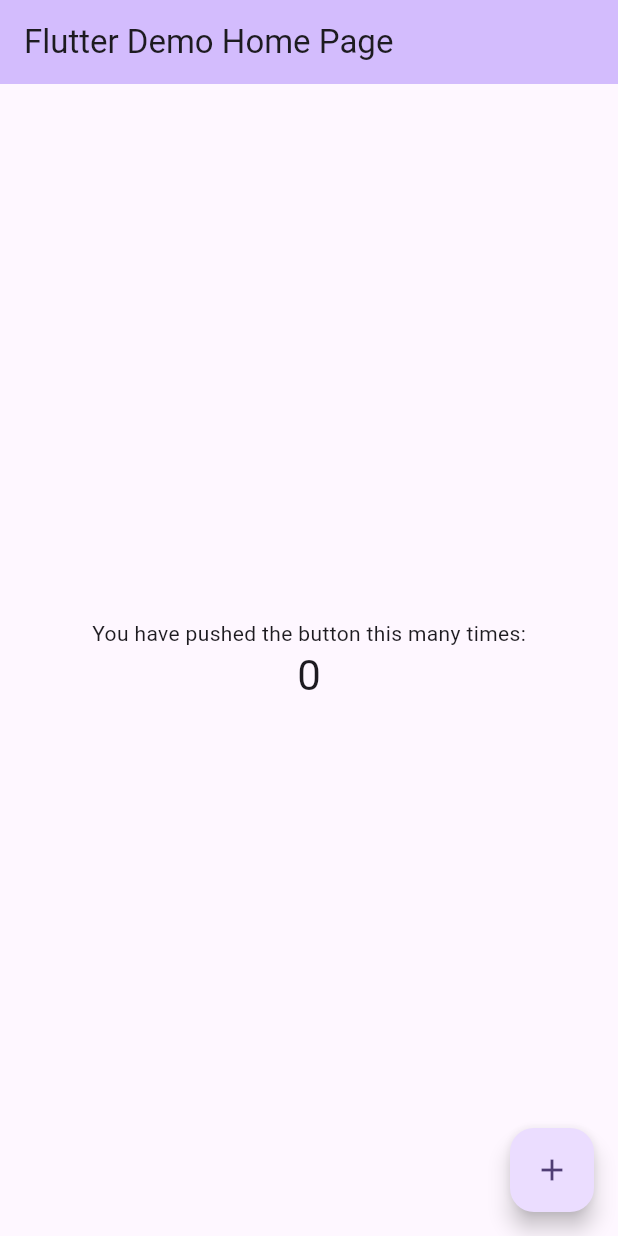
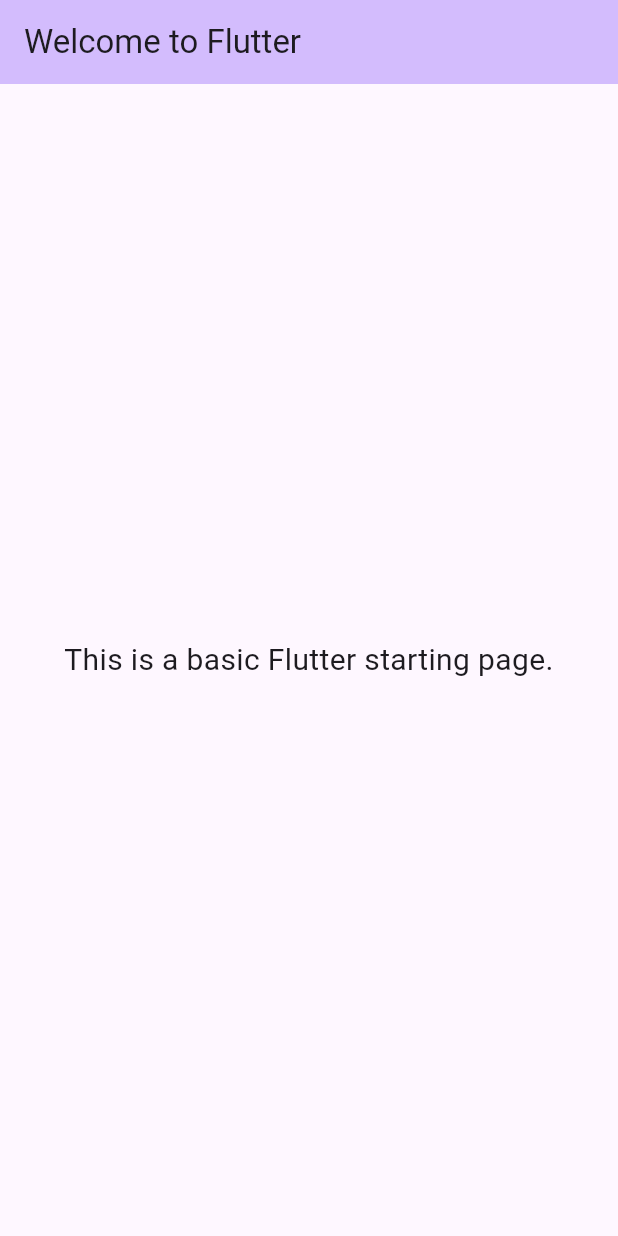
Before and after one commit to could-ai/019a3628-ba56-75fb-9ac8-2888638343d4, a Flutter app: the screen it shows after launch, on a phone screen of 412 x 824 dp. Run offline on Flutter 3.47's test engine with Material 3 defaults, Android fonts, the phone set to English and light mode, and no system bars.

Commit message:
The user provided a Gradle file for a native Android Jetpack Compose project. Since this is a Flutter environment, I've updated the default counter application to a simpler, stateless 'Welcome' screen. This serves as a clean starting point, similar to what a new native project template would provide.
Specifically, I have:
- Removed the `_MyHomePageState` and converted `MyHomePage` into a stateless widget.
- Deleted the counter variable and the `_incrementCounter` method.
- Removed the `FloatingActionButton`.
- Changed the body of the Scaffold to display a simple, centered welcome text.
- Updated the AppBar title to "Welcome to Flutter".
- This provides a clean, understandable base for the user to start building their Flutter application.

```diff
--- a/usr/lib/main.dart
+++ b/usr/lib/main.dart
@@ -14,59 +14,16 @@ class MyApp extends StatelessWidget {
       title: 'Flutter Demo',
       debugShowCheckedModeBanner: false,
       theme: ThemeData(
-        // This is the theme of your application.
-        //
-        // TRY THIS: Try running your application with "flutter run". You'll see
-        // the application has a purple toolbar. Then, without quitting the app,
-        // try changing the seedColor in the colorScheme below to Colors.green
-        // and then invoke "hot reload" (save your changes or press the "hot
-        // reload" button in a Flutter-supported IDE, or press "r" if you used
-        // the command line to start the app).
-        //
-        // Notice that the counter didn't reset back to zero; the application
-        // state is not lost during the reload. To reset the state, use hot
-        // restart instead.
-        //
-        // This works for code too, not just values: Most code changes can be
-        // tested with just a hot reload.
         colorScheme: ColorScheme.fromSeed(seedColor: Colors.deepPurple),
+        useMaterial3: true,
       ),
-      home: const MyHomePage(title: 'Flutter Demo Home Page'),
+      home: const MyHomePage(),
     );
   }
 }
 
-class MyHomePage extends StatefulWidget {
-  const MyHomePage({super.key, required this.title});
-
-  // This widget is the home page of your application. It is stateful, meaning
-  // that it has a State object (defined below) that contains fields that affect
-  // how it looks.
-
-  // This class is the configuration for the state. It holds the values (in this
-  // case the title) provided by the parent (in this case the App widget) and
-  // used by the build method of the State. Fields in a Widget subclass are
-  // always marked "final".
-
-  final String title;
-
-  @override
-  State<MyHomePage> createState() => _MyHomePageState();
-}
-
-class _MyHomePageState extends State<MyHomePage> {
-  int _counter = 0;
-
-  void _incrementCounter() {
-    setState(() {
-      // This call to setState tells the Flutter framework that something has
-      // changed in this State, which causes it to rerun the build method below
-      // so that the display can reflect the updated values. If we changed
-      // _counter without calling setState(), then the build method would not be
-      // called again, and so nothing would appear to happen.
-      _counter++;
-    });
-  }
+class MyHomePage extends StatelessWidget {
+  const MyHomePage({super.key});
 
   @override
   Widget build(BuildContext context) {
@@ -78,43 +35,21 @@ class _MyHomePageState extends State<MyHomePage> {
     // than having to individually change instances of widgets.
     return Scaffold(
       appBar: AppBar(
-        // TRY THIS: Try changing the color here to a specific color (to
-        // Colors.amber, perhaps?) and trigger a hot reload to see the AppBar
-        // change color while the other colors stay the same.
         backgroundColor: Theme.of(context).colorScheme.inversePrimary,
-        // Here we take the value from the MyHomePage object that was created by
-        // the App.build method, and use it to set our appbar title.
-        title: Text(widget.title),
+        title: const Text("Welcome to Flutter"),
       ),
-      body: Center(
-        // Center is a layout widget. It takes a single child and positions it
-        // in the middle of the parent.
+      body: const Center(
         child: Column(
-          // Column is also a layout widget. It takes a list of children and
-          // arranges them vertically. By default, it sizes itself to fit its
-          // children horizontally, and tries to be as tall as its parent.
-          //
-          // Column has various properties to control how it sizes itself and
-          // how it positions its children. Here we use mainAxisAlignment to
-          // center the children vertically; the main axis here is the vertical
-          // axis because Columns are vertical (the cross axis would be
-          // horizontal).
-          //
-          // TRY THIS: Invoke "debug painting" (choose the "Toggle Debug Paint"
-          // action in the IDE, or press "p" in the console), to see the
-          // wireframe for each widget.
           mainAxisAlignment: MainAxisAlignment.center,
           children: <Widget>[
-            const Text('You have pushed the button this many times:'),
-            Text('$_counter', style: Theme.of(context).textTheme.headlineMedium),
+            Text(
+              'This is a basic Flutter starting page.',
+              style: TextStyle(fontSize: 20),
+              textAlign: TextAlign.center,
+            ),
           ],
         ),
       ),
-      floatingActionButton: FloatingActionButton(
-        onPressed: _incrementCounter,
-        tooltip: 'Increment',
-        child: const Icon(Icons.add),
-      ), // This trailing comma makes auto-formatting nicer for build methods.
     );
   }
 }
```
